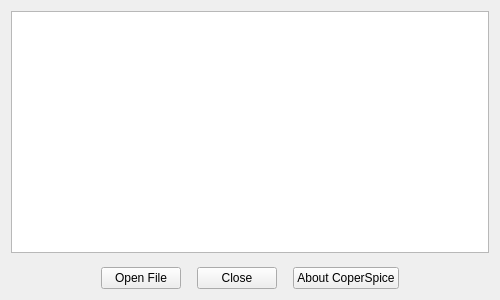
Before: the Qt Designer form forms/musicplayer.ui in copperspice/kitchensink, drawn with Qt 5.
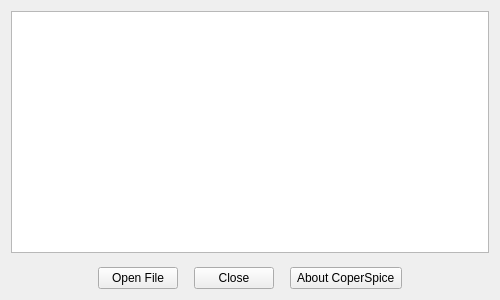
After: the same form once the commit is applied.

Commit message: Clean up main window and music ui

What changed in the file:
```diff
--- a/forms/musicplayer.ui
+++ b/forms/musicplayer.ui
@@ -2,14 +2,6 @@
 <ui version="4.0">
  <class>MusicPlayer</class>
  <widget class="QWidget" name="MusicPlayer">
-  <property name="geometry">
-   <rect>
-    <x>0</x>
-    <y>0</y>
-    <width>500</width>
-    <height>300</height>
-   </rect>
-  </property>
   <property name="minimumSize">
    <size>
     <width>500</width>
@@ -107,7 +99,7 @@
      <item>
       <widget class="QPushButton" name="aboutCs_PB">
        <property name="text">
-        <string>About CoperSpice</string>
+        <string> About CoperSpice </string>
        </property>
       </widget>
      </item>
```
The commit also changes 1 other file.
